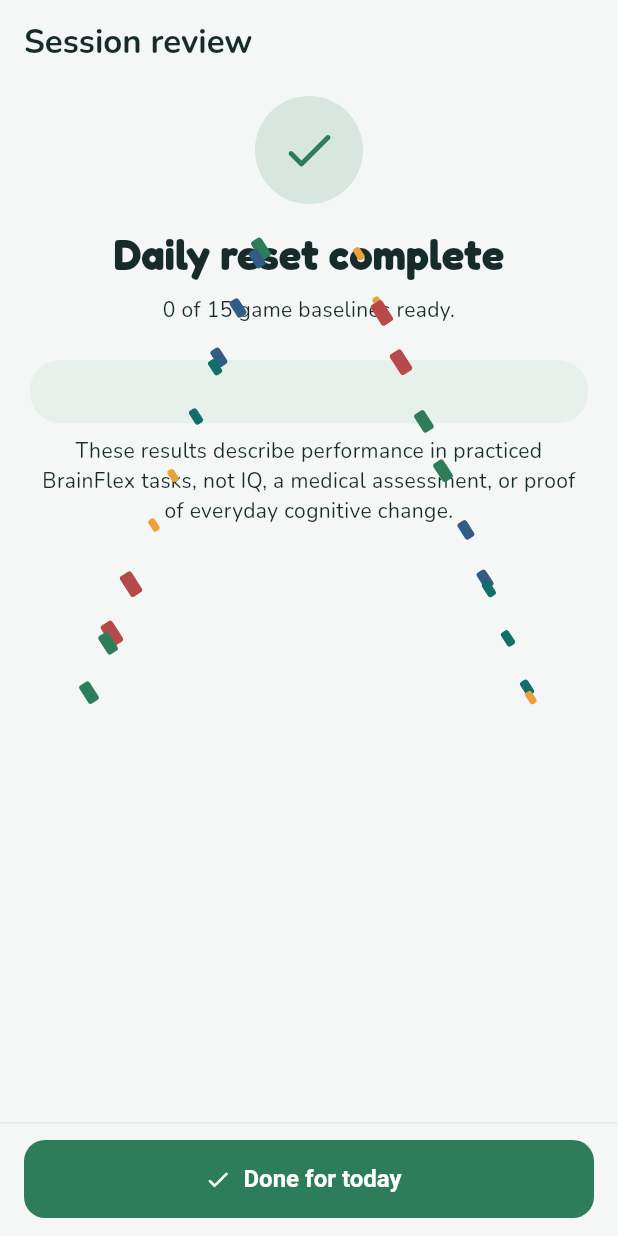
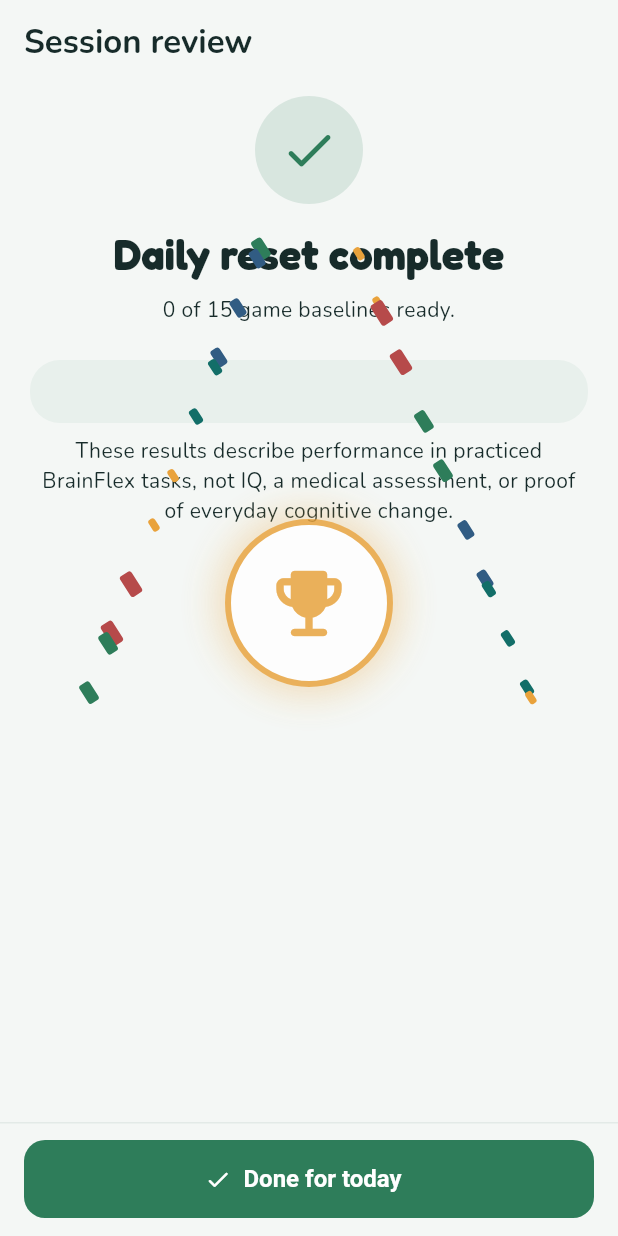
Before and after one commit to ashiqe-bts/brain, a Flutter app: the WorkoutResultScreen screen opened directly with empty values, on a phone screen of 412 x 824 dp. Run offline on Flutter 3.47's test engine with Material 3 defaults, Android fonts, the phone set to English and light mode, and no system bars; our stand-ins replace drift, drift_flutter, equatable, flutter_bloc, flutter_local_notifications, timezone; accounts and stored records are empty; generated files the repository leaves out were written again.

```diff
--- a/lib/features/games/game_experience.dart
+++ b/lib/features/games/game_experience.dart
@@ -10,6 +10,7 @@
 const roundCelebrationKey = Key('round-celebration');
 const dailyCelebrationKey = Key('daily-celebration');
 const stillCelebrationKey = Key('still-celebration');
+const completionBadgeKey = Key('completion-badge');
 
 class GameStage extends StatelessWidget {
   const GameStage({
@@ -254,7 +255,17 @@
               )
             : AnimatedBuilder(
                 animation: controller,
-                builder: (context, _) => CustomPaint(
+                builder: (context, _) {
+                  final entrance = Curves.easeOutBack.transform(
+                    (controller.value / .28).clamp(0, 1),
+                  );
+                  final exit = ((1 - controller.value) / .22)
+                      .clamp(0.0, 1.0)
+                      .toDouble();
+                  return Stack(
+                    children: [
+                      Positioned.fill(
+                        child: CustomPaint(
                           painter: _ConfettiPainter(
                             progress: controller.value,
                             daily: daily,
@@ -267,8 +278,48 @@
                             ],
                             outlined: context.brain.background == Colors.black,
                           ),
-                  child: const SizedBox.expand(),
                         ),
+                      ),
+                      Center(
+                        child: Opacity(
+                          opacity: math.min(1.0, math.min(entrance, exit)),
+                          child: Transform.scale(
+                            scale: .72 + entrance * .28,
+                            child: Container(
+                              key: completionBadgeKey,
+                              width: daily ? 112 : 88,
+                              height: daily ? 112 : 88,
+                              decoration: BoxDecoration(
+                                shape: BoxShape.circle,
+                                color: context.brain.surface,
+                                border: Border.all(
+                                  color: context.brain.reward,
+                                  width: 4,
+                                ),
+                                boxShadow: [
+                                  BoxShadow(
+                                    color: context.brain.reward.withValues(
+                                      alpha: .42,
+                                    ),
+                                    blurRadius: 22,
+                                    spreadRadius: 4,
+                                  ),
+                                ],
+                              ),
+                              child: Icon(
+                                daily
+                                    ? Icons.emoji_events_rounded
+                                    : Icons.check_rounded,
+                                size: daily ? 58 : 48,
+                                color: context.brain.reward,
+                              ),
+                            ),
+                          ),
+                        ),
+                      ),
+                    ],
+                  );
+                },
               ),
       ),
     );
```
Also changed, not shown: lib/core/widgets/common.dart (+19 -3 lines), lib/features/games/game_screen.dart (+6 -1 lines), lib/features/games/research_game_board.dart (+19 -8 lines), lib/features/games/research_game_screen.dart (+17 -1 lines), 3 other files. Lines whose indentation alone changed are shown as unchanged.
